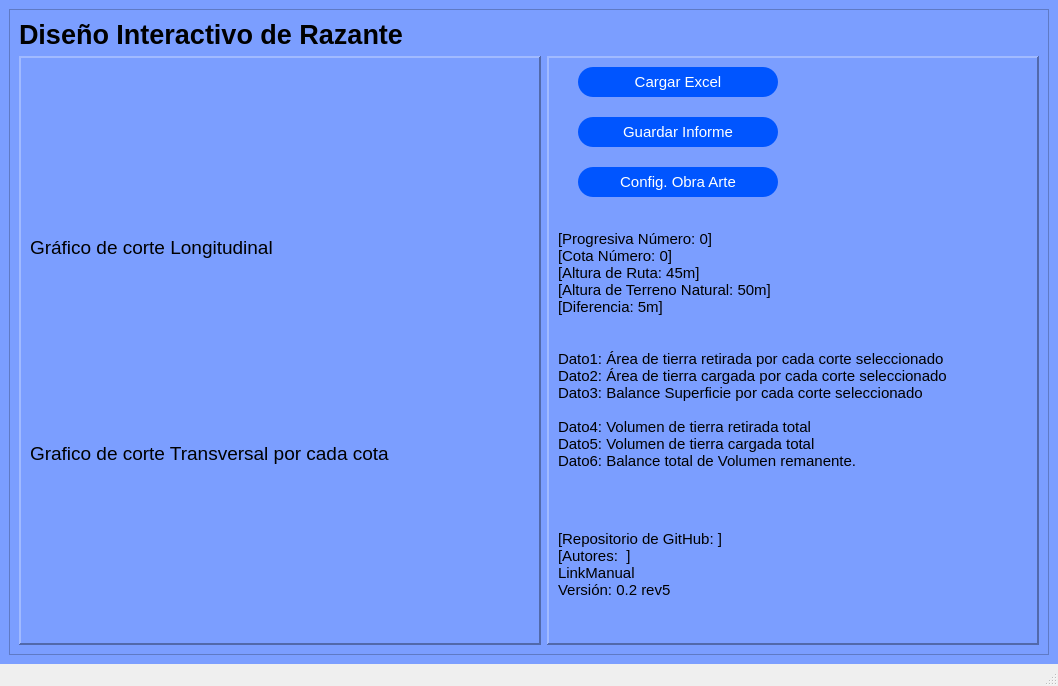
The window that app/resources/ui/principal.ui (Mario-dango/dir) describes before a commit, drawn with Qt 5.
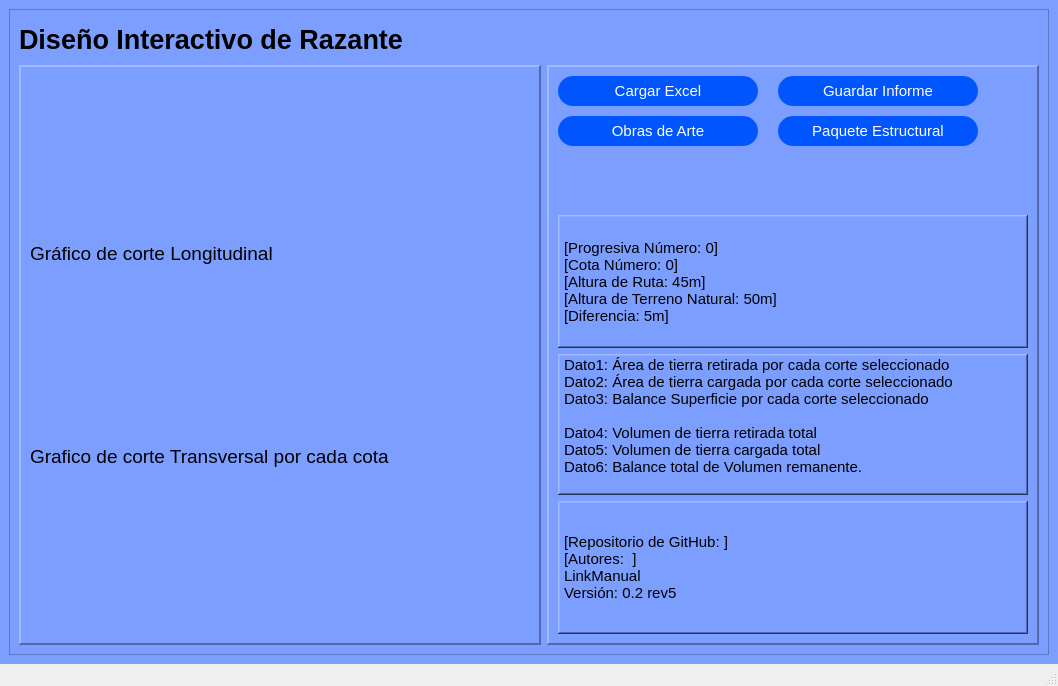
The same window after the commit. Icons and pictures are not drawn.

Patch:
```diff
--- a/app/resources/ui/principal.ui
+++ b/app/resources/ui/principal.ui
@@ -21,14 +21,14 @@
   </property>
   <property name="minimumSize">
    <size>
-    <width>0</width>
-    <height>0</height>
+    <width>1058</width>
+    <height>686</height>
    </size>
   </property>
   <property name="maximumSize">
    <size>
-    <width>16777214</width>
-    <height>16777215</height>
+    <width>30000</width>
+    <height>30000</height>
    </size>
   </property>
   <property name="windowTitle">
@@ -65,26 +65,79 @@
        <enum>QFrame::Raised</enum>
       </property>
       <layout class="QGridLayout" name="gridLayout">
-       <item row="0" column="0" colspan="2">
-        <widget class="QLabel" name="titulo">
-         <property name="maximumSize">
-          <size>
-           <width>800</width>
-           <height>40</height>
-          </size>
+       <item row="4" column="0">
+        <widget class="QFrame" name="frameIzq">
+         <property name="frameShape">
+          <enum>QFrame::Panel</enum>
          </property>
-         <property name="font">
-          <font>
-           <pointsize>20</pointsize>
-           <bold>true</bold>
-          </font>
+         <property name="frameShadow">
+          <enum>QFrame::Raised</enum>
          </property>
-         <property name="text">
-          <string>Diseño Interactivo de Razante</string>
+         <property name="lineWidth">
+          <number>2</number>
          </property>
+         <property name="midLineWidth">
+          <number>1</number>
+         </property>
+         <layout class="QVBoxLayout" name="verticalLayout_2">
+          <item>
+           <widget class="QLabel" name="titGrafLong">
+            <property name="minimumSize">
+             <size>
+              <width>500</width>
+              <height>35</height>
+             </size>
+            </property>
+            <property name="maximumSize">
+             <size>
+              <width>500</width>
+              <height>40</height>
+             </size>
+            </property>
+            <property name="font">
+             <font>
+              <pointsize>14</pointsize>
+             </font>
+            </property>
+            <property name="text">
+             <string>Gráfico de corte Longitudinal</string>
+            </property>
+           </widget>
+          </item>
+          <item>
+           <widget class="QLabel" name="titGrafTrans">
+            <property name="sizePolicy">
+             <sizepolicy hsizetype="Preferred" vsizetype="Preferred">
+              <horstretch>0</horstretch>
+              <verstretch>0</verstretch>
+             </sizepolicy>
+            </property>
+            <property name="minimumSize">
+             <size>
+              <width>400</width>
+              <height>35</height>
+             </size>
+            </property>
+            <property name="maximumSize">
+             <size>
+              <width>5000</width>
+              <height>40</height>
+             </size>
+            </property>
+            <property name="font">
+             <font>
+              <pointsize>14</pointsize>
+             </font>
+            </property>
+            <property name="text">
+             <string>Grafico de corte Transversal por cada cota</string>
+            </property>
+           </widget>
+          </item>
+         </layout>
         </widget>
        </item>
-       <item row="1" column="1">
+       <item row="4" column="1">
         <widget class="QFrame" name="frameDer">
          <property name="sizePolicy">
           <sizepolicy hsizetype="Preferred" vsizetype="Preferred">
@@ -117,25 +170,34 @@
           <number>1</number>
          </property>
          <layout class="QVBoxLayout" name="verticalLayout">
+          <property name="sizeConstraint">
+           <enum>QLayout::SetDefaultConstraint</enum>
+          </property>
           <item>
-           <layout class="QVBoxLayout" name="verticalLayout_4" stretch="0,0,10">
-            <property name="spacing">
-             <number>20</number>
-            </property>
+           <layout class="QFormLayout" name="formLayout">
             <property name="sizeConstraint">
              <enum>QLayout::SetDefaultConstraint</enum>
             </property>
-            <property name="leftMargin">
-             <number>20</number>
+            <property name="fieldGrowthPolicy">
+             <enum>QFormLayout::AllNonFixedFieldsGrow</enum>
             </property>
-            <property name="rightMargin">
+            <property name="rowWrapPolicy">
+             <enum>QFormLayout::WrapLongRows</enum>
+            </property>
+            <property name="labelAlignment">
+             <set>Qt::AlignBottom|Qt::AlignLeading|Qt::AlignLeft</set>
+            </property>
+            <property name="horizontalSpacing">
              <number>20</number>
             </property>
-            <item>
+            <property name="verticalSpacing">
+             <number>10</number>
+            </property>
+            <item row="0" column="0">
              <widget class="QPushButton" name="btnUpload">
               <property name="minimumSize">
                <size>
-                <width>100</width>
+                <width>200</width>
                 <height>30</height>
                </size>
               </property>
@@ -177,7 +239,7 @@
               </property>
              </widget>
             </item>
-            <item>
+            <item row="0" column="1">
              <widget class="QPushButton" name="btnSave">
               <property name="minimumSize">
                <size>
@@ -214,10 +276,47 @@
               </property>
              </widget>
             </item>
-            <item>
+            <item row="1" column="0">
              <widget class="QPushButton" name="btnConfig">
               <property name="minimumSize">
                <size>
+                <width>200</width>
+                <height>30</height>
+               </size>
+              </property>
+              <property name="maximumSize">
+               <size>
+                <width>200</width>
+                <height>30</height>
+               </size>
+              </property>
+              <property name="font">
+               <font>
+                <pointsize>11</pointsize>
+               </font>
+              </property>
+              <property name="styleSheet">
+               <string notr="true">QPushButton{
+	border-radius: 15px;
+	background: rgb(0,85,255);
+	color: white;
+}
+QPushButton:hover{
+	background: rgb(52, 116, 255);
+}
+QPushButton:pressed{
+	background: rgb(70, 184, 255);
+}</string>
+              </property>
+              <property name="text">
+               <string>Obras de Arte</string>
+              </property>
+             </widget>
+            </item>
+            <item row="1" column="1">
+             <widget class="QPushButton" name="btnEstructural">
+              <property name="minimumSize">
+               <size>
                 <width>100</width>
                 <height>30</height>
                </size>
@@ -247,7 +346,16 @@
 }</string>
               </property>
               <property name="text">
-               <string>Config. Obra Arte</string>
+               <string>Paquete Estructural</string>
+              </property>
+              <property name="icon">
+               <iconset theme="accessories-calculator"/>
+              </property>
+              <property name="default">
+               <bool>true</bool>
+              </property>
+              <property name="flat">
+               <bool>false</bool>
               </property>
              </widget>
             </item>
@@ -275,6 +383,12 @@
             <property name="styleSheet">
              <string notr="true"/>
             </property>
+            <property name="frameShape">
+             <enum>QFrame::WinPanel</enum>
+            </property>
+            <property name="frameShadow">
+             <enum>QFrame::Raised</enum>
+            </property>
             <property name="text">
              <string>[Progresiva Número: 0]
 [Cota Número: 0]
@@ -297,6 +411,12 @@
               <pointsize>11</pointsize>
              </font>
             </property>
+            <property name="frameShape">
+             <enum>QFrame::WinPanel</enum>
+            </property>
+            <property name="frameShadow">
+             <enum>QFrame::Raised</enum>
+            </property>
             <property name="text">
              <string>Dato1: Área de tierra retirada por cada corte seleccionado
 Dato2: Área de tierra cargada por cada corte seleccionado
@@ -322,6 +442,12 @@
               <pointsize>11</pointsize>
              </font>
             </property>
+            <property name="frameShape">
+             <enum>QFrame::WinPanel</enum>
+            </property>
+            <property name="frameShadow">
+             <enum>QFrame::Raised</enum>
+            </property>
             <property name="text">
              <string>[Repositorio de GitHub: ]
 [Autores:  ]
@@ -333,76 +459,23 @@
          </layout>
         </widget>
        </item>
-       <item row="1" column="0">
-        <widget class="QFrame" name="frameIzq">
-         <property name="frameShape">
-          <enum>QFrame::Panel</enum>
+       <item row="3" column="0">
+        <widget class="QLabel" name="titulo">
+         <property name="maximumSize">
+          <size>
+           <width>800</width>
+           <height>40</height>
+          </size>
          </property>
-         <property name="frameShadow">
-          <enum>QFrame::Raised</enum>
+         <property name="font">
+          <font>
+           <pointsize>20</pointsize>
+           <bold>true</bold>
+          </font>
          </property>
-         <property name="lineWidth">
-          <number>2</number>
+         <property name="text">
+          <string>Diseño Interactivo de Razante</string>
          </property>
-         <property name="midLineWidth">
-          <number>1</number>
-         </property>
-         <layout class="QVBoxLayout" name="verticalLayout_2">
-          <item>
-           <widget class="QLabel" name="titGrafLong">
-            <property name="minimumSize">
-             <size>
-              <width>500</width>
-              <height>25</height>
-             </size>
-            </property>
-            <property name="maximumSize">
-             <size>
-              <width>500</width>
-              <height>40</height>
-             </size>
-            </property>
-            <property name="font">
-             <font>
-              <pointsize>14</pointsize>
-             </font>
-            </property>
-            <property name="text">
-             <string>Gráfico de corte Longitudinal</string>
-            </property>
-           </widget>
-          </item>
-          <item>
-           <widget class="QLabel" name="titGrafTrans">
-            <property name="sizePolicy">
-             <sizepolicy hsizetype="Preferred" vsizetype="Preferred">
-              <horstretch>0</horstretch>
-              <verstretch>0</verstretch>
-             </sizepolicy>
-            </property>
-            <property name="minimumSize">
-             <size>
-              <width>400</width>
-              <height>25</height>
-             </size>
-            </property>
-            <property name="maximumSize">
-             <size>
-              <width>5000</width>
-              <height>40</height>
-             </size>
-            </property>
-            <property name="font">
-             <font>
-              <pointsize>14</pointsize>
-             </font>
-            </property>
-            <property name="text">
-             <string>Grafico de corte Transversal por cada cota</string>
-            </property>
-           </widget>
-          </item>
-         </layout>
         </widget>
        </item>
       </layout>
```
Left out of the diff: 4 changed lines with no effect on the pictures.
